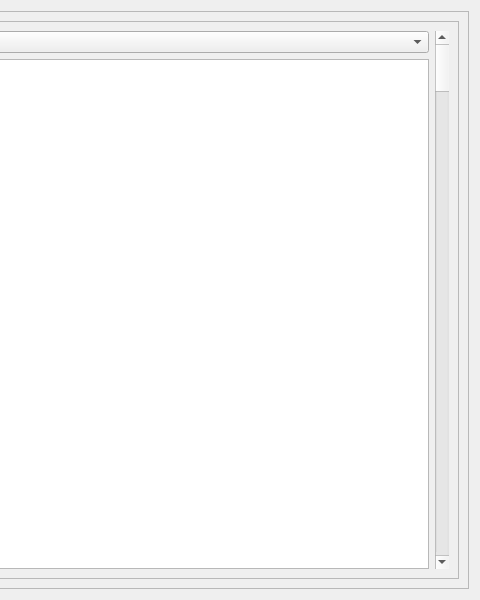
Rodrigo-P-Nascimento/Qt-DRUD, file Projeto 3/Teste/Teste_Taylor/relatorio_de_produtos.ui: the form before one commit; both pictures show x 320 to 800 and y 0 to 600 of the 800 by 600 pixel window.
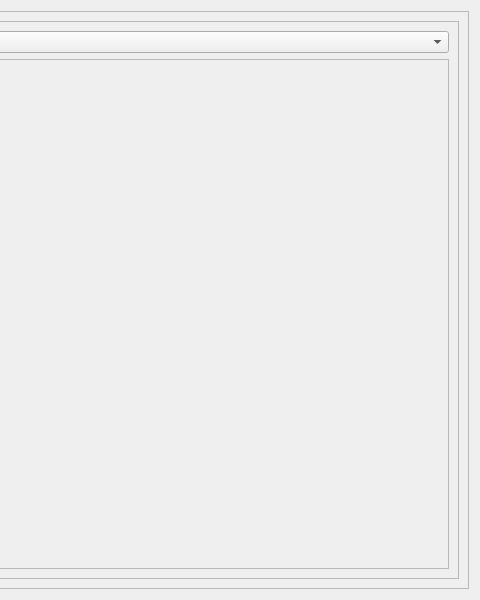
The form after the commit.

Diff of the .ui file:
```diff
--- a/Projeto 3/Teste/Teste_Taylor/relatorio_de_produtos.ui
+++ b/Projeto 3/Teste/Teste_Taylor/relatorio_de_produtos.ui
@@ -101,6 +101,9 @@
                </item>
                <item>
                 <widget class="QTableWidget" name="tableWidget_Produtos">
+                 <property name="enabled">
+                  <bool>false</bool>
+                 </property>
                  <property name="editTriggers">
                   <set>QAbstractItemView::NoEditTriggers</set>
                  </property>
@@ -114,13 +117,6 @@
                </item>
               </layout>
              </item>
-             <item>
-              <widget class="QScrollBar" name="verticalScrollBar">
-               <property name="orientation">
-                <enum>Qt::Vertical</enum>
-               </property>
-              </widget>
-             </item>
             </layout>
            </item>
           </layout>
```
